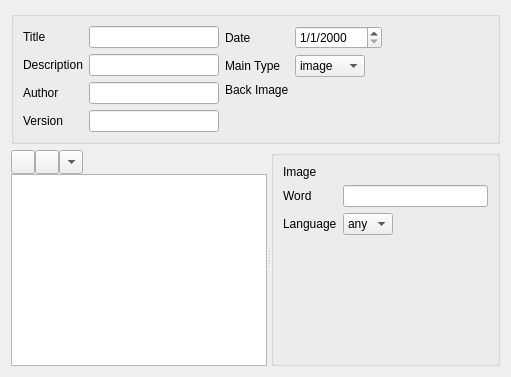
This is pairseditor/mainwindowview.ui in KDE/pairs as Qt 5 draws it before an edit. The edited form follows.
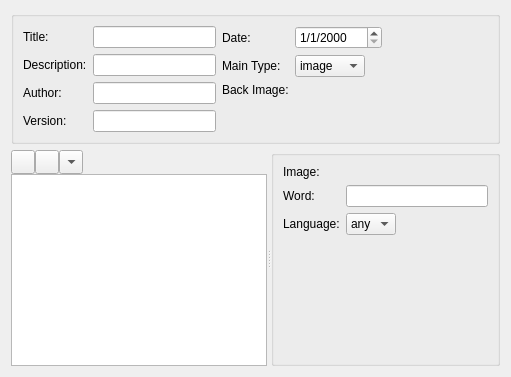
This is the edited form. Icons and pictures are not drawn. Custom widgets are drawn as their Qt base class.

What changed in the file:
```diff
--- a/pairseditor/mainwindowview.ui
+++ b/pairseditor/mainwindowview.ui
@@ -31,7 +31,7 @@
         <item row="0" column="0">
          <widget class="QLabel" name="titleLabel">
           <property name="text">
-           <string>Title</string>
+           <string>Title:</string>
           </property>
          </widget>
         </item>
@@ -41,7 +41,7 @@
         <item row="1" column="0">
          <widget class="QLabel" name="descriptionLabel">
           <property name="text">
-           <string>Description</string>
+           <string>Description:</string>
           </property>
          </widget>
         </item>
@@ -51,7 +51,7 @@
         <item row="3" column="0">
          <widget class="QLabel" name="authorLabel">
           <property name="text">
-           <string>Author</string>
+           <string>Author:</string>
           </property>
          </widget>
         </item>
@@ -61,7 +61,7 @@
         <item row="4" column="0">
          <widget class="QLabel" name="versionLabel">
           <property name="text">
-           <string>Version</string>
+           <string>Version:</string>
           </property>
          </widget>
         </item>
@@ -78,7 +78,7 @@
         <item row="0" column="0">
          <widget class="QLabel" name="dateLabel">
           <property name="text">
-           <string>Date</string>
+           <string>Date:</string>
           </property>
          </widget>
         </item>
@@ -92,7 +92,7 @@
         <item row="1" column="0">
          <widget class="QLabel" name="maintypeLabel">
           <property name="text">
-           <string>Main Type</string>
+           <string>Main Type:</string>
           </property>
          </widget>
         </item>
@@ -123,7 +123,7 @@
         <item row="2" column="0">
          <widget class="QLabel" name="backLabel">
           <property name="text">
-           <string>Back Image</string>
+           <string>Back Image:</string>
           </property>
          </widget>
         </item>
@@ -336,7 +336,7 @@
        <item row="0" column="0">
         <widget class="QLabel" name="imageLabel">
          <property name="text">
-          <string>Image</string>
+          <string>Image:</string>
          </property>
         </widget>
        </item>
@@ -346,7 +346,7 @@
        <item row="1" column="0">
         <widget class="QLabel" name="wordLabel">
          <property name="text">
-          <string>Word</string>
+          <string>Word:</string>
          </property>
         </widget>
        </item>
@@ -356,7 +356,7 @@
        <item row="2" column="0">
         <widget class="QLabel" name="langLabel">
          <property name="text">
-          <string>Language</string>
+          <string>Language:</string>
          </property>
         </widget>
        </item>
```
Left out of the diff: 32 changed lines with no effect on the pictures.
